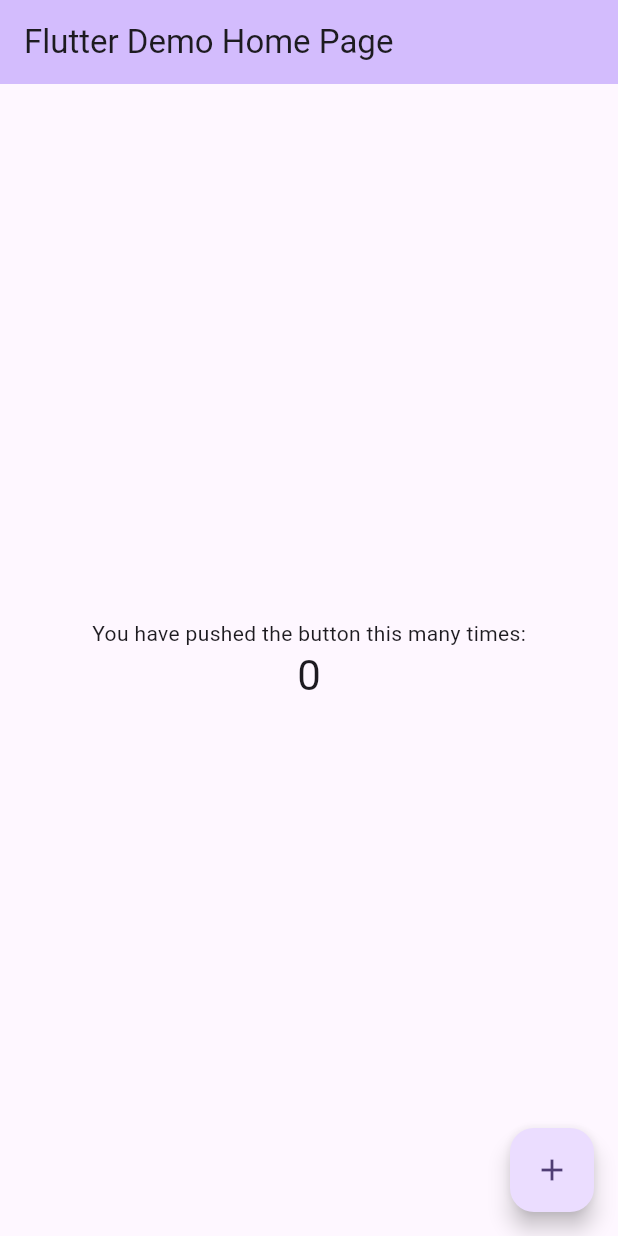
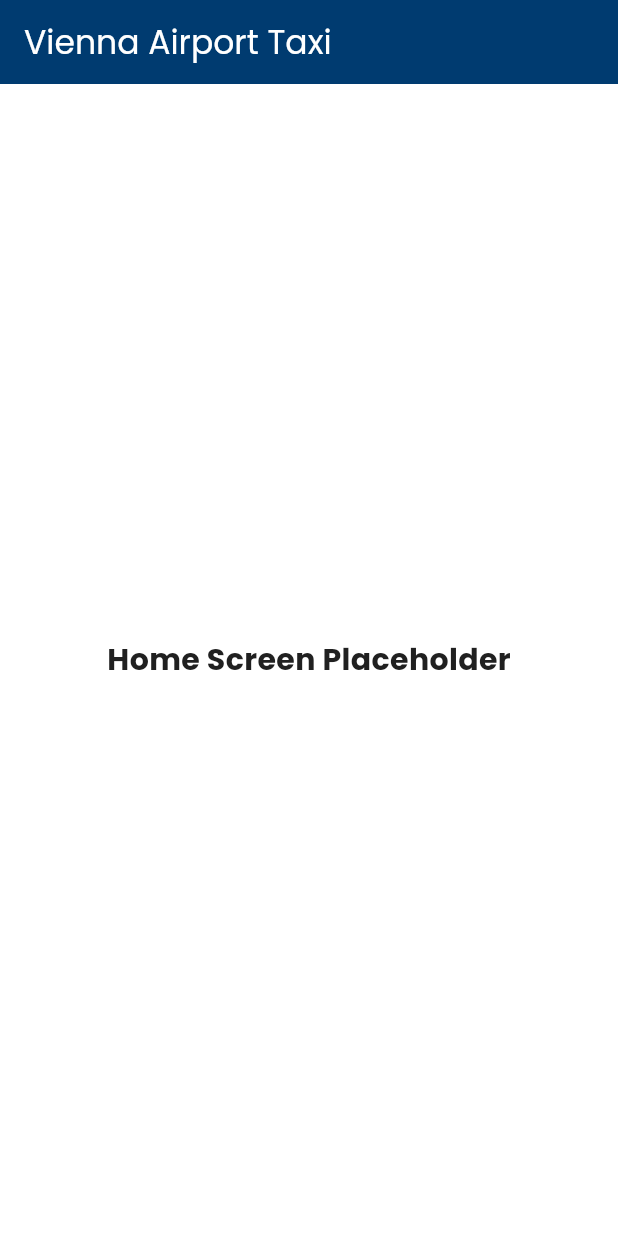
Before and after one commit to DigitalNikos/awt_app, a Flutter app: the screen it shows after launch, on a phone screen of 412 x 824 dp. Run offline on Flutter 3.47's test engine with Material 3 defaults, Android fonts, the phone set to English and light mode, and no system bars; our stand-ins replace google_fonts.

Commit message:
Create splash screen and basic home screen structure

```diff
--- a/vienna_airport_taxi/lib/main.dart
+++ b/vienna_airport_taxi/lib/main.dart
@@ -1,122 +1,22 @@
 import 'package:flutter/material.dart';
+import 'package:vienna_airport_taxi/core/constants/app_constants.dart';
+import 'package:vienna_airport_taxi/core/theme/app_theme.dart';
+import 'package:vienna_airport_taxi/presentation/screens/splash/splash_screen.dart';
 
 void main() {
   runApp(const MyApp());
 }
 
 class MyApp extends StatelessWidget {
-  const MyApp({super.key});
+  const MyApp({Key? key}) : super(key: key);
 
-  // This widget is the root of your application.
   @override
   Widget build(BuildContext context) {
     return MaterialApp(
-      title: 'Flutter Demo',
-      theme: ThemeData(
-        // This is the theme of your application.
-        //
-        // TRY THIS: Try running your application with "flutter run". You'll see
-        // the application has a purple toolbar. Then, without quitting the app,
-        // try changing the seedColor in the colorScheme below to Colors.green
-        // and then invoke "hot reload" (save your changes or press the "hot
-        // reload" button in a Flutter-supported IDE, or press "r" if you used
-        // the command line to start the app).
-        //
-        // Notice that the counter didn't reset back to zero; the application
-        // state is not lost during the reload. To reset the state, use hot
-        // restart instead.
-        //
-        // This works for code too, not just values: Most code changes can be
-        // tested with just a hot reload.
-        colorScheme: ColorScheme.fromSeed(seedColor: Colors.deepPurple),
-      ),
-      home: const MyHomePage(title: 'Flutter Demo Home Page'),
+      title: AppConstants.appName,
+      debugShowCheckedModeBanner: false,
+      theme: AppTheme.lightTheme,
+      home: const SplashScreen(),
     );
   }
 }
-
-class MyHomePage extends StatefulWidget {
-  const MyHomePage({super.key, required this.title});
-
-  // This widget is the home page of your application. It is stateful, meaning
-  // that it has a State object (defined below) that contains fields that affect
-  // how it looks.
-
-  // This class is the configuration for the state. It holds the values (in this
-  // case the title) provided by the parent (in this case the App widget) and
-  // used by the build method of the State. Fields in a Widget subclass are
-  // always marked "final".
-
-  final String title;
-
-  @override
-  State<MyHomePage> createState() => _MyHomePageState();
-}
-
-class _MyHomePageState extends State<MyHomePage> {
-  int _counter = 0;
-
-  void _incrementCounter() {
-    setState(() {
-      // This call to setState tells the Flutter framework that something has
-      // changed in this State, which causes it to rerun the build method below
-      // so that the display can reflect the updated values. If we changed
-      // _counter without calling setState(), then the build method would not be
-      // called again, and so nothing would appear to happen.
-      _counter++;
-    });
-  }
-
-  @override
-  Widget build(BuildContext context) {
-    // This method is rerun every time setState is called, for instance as done
-    // by the _incrementCounter method above.
-    //
-    // The Flutter framework has been optimized to make rerunning build methods
-    // fast, so that you can just rebuild anything that needs updating rather
-    // than having to individually change instances of widgets.
-    return Scaffold(
-      appBar: AppBar(
-        // TRY THIS: Try changing the color here to a specific color (to
-        // Colors.amber, perhaps?) and trigger a hot reload to see the AppBar
-        // change color while the other colors stay the same.
-        backgroundColor: Theme.of(context).colorScheme.inversePrimary,
-        // Here we take the value from the MyHomePage object that was created by
-        // the App.build method, and use it to set our appbar title.
-        title: Text(widget.title),
-      ),
-      body: Center(
-        // Center is a layout widget. It takes a single child and positions it
-        // in the middle of the parent.
-        child: Column(
-          // Column is also a layout widget. It takes a list of children and
-          // arranges them vertically. By default, it sizes itself to fit its
-          // children horizontally, and tries to be as tall as its parent.
-          //
-          // Column has various properties to control how it sizes itself and
-          // how it positions its children. Here we use mainAxisAlignment to
-          // center the children vertically; the main axis here is the vertical
-          // axis because Columns are vertical (the cross axis would be
-          // horizontal).
-          //
-          // TRY THIS: Invoke "debug painting" (choose the "Toggle Debug Paint"
-          // action in the IDE, or press "p" in the console), to see the
-          // wireframe for each widget.
-          mainAxisAlignment: MainAxisAlignment.center,
-          children: <Widget>[
-            const Text('You have pushed the button this many times:'),
-            Text(
-              '$_counter',
-              style: Theme.of(context).textTheme.headlineMedium,
-            ),
-          ],
-        ),
-      ),
-      floatingActionButton: FloatingActionButton(
-        onPressed: _incrementCounter,
-        tooltip: 'Increment',
-        child: const Icon(Icons.add),
-      ), // This trailing comma makes auto-formatting nicer for build methods.
-    );
-  }
-}
--- /dev/null
+++ b/vienna_airport_taxi/lib/presentation/screens/home/home_screen.dart
@@ -0,0 +1,22 @@
+import 'package:flutter/material.dart';
+import 'package:vienna_airport_taxi/core/constants/app_constants.dart';
+import 'package:vienna_airport_taxi/core/constants/text_styles.dart';
+
+class HomeScreen extends StatelessWidget {
+  const HomeScreen({Key? key}) : super(key: key);
+
+  @override
+  Widget build(BuildContext context) {
+    return Scaffold(
+      appBar: AppBar(
+        title: const Text(AppConstants.appName),
+      ),
+      body: const Center(
+        child: Text(
+          'Home Screen Placeholder',
+          style: AppTextStyles.heading2,
+        ),
+      ),
+    );
+  }
+}
```
Also changed, not shown: vienna_airport_taxi/lib/presentation/screens/splash/splash_screen.dart (added, +83 -0 lines), vienna_airport_taxi/assets/images/logo.png (added).
